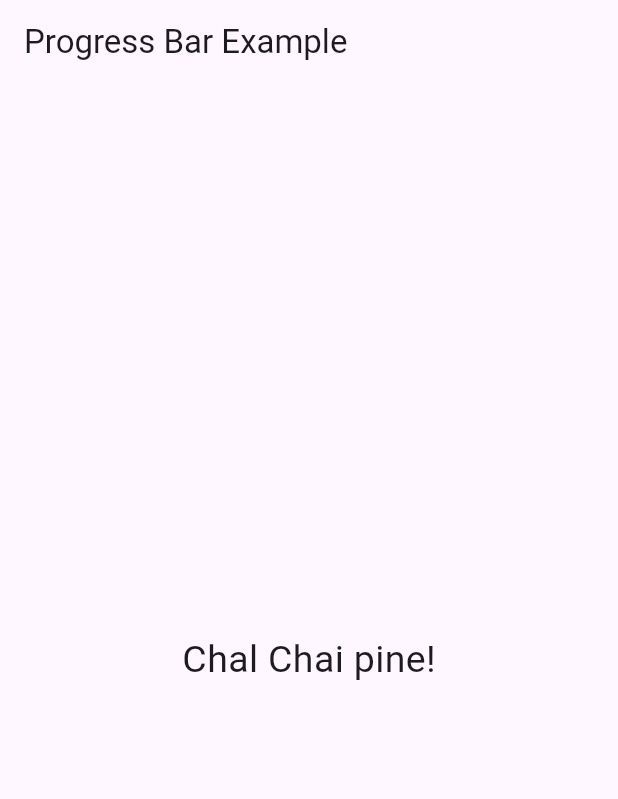
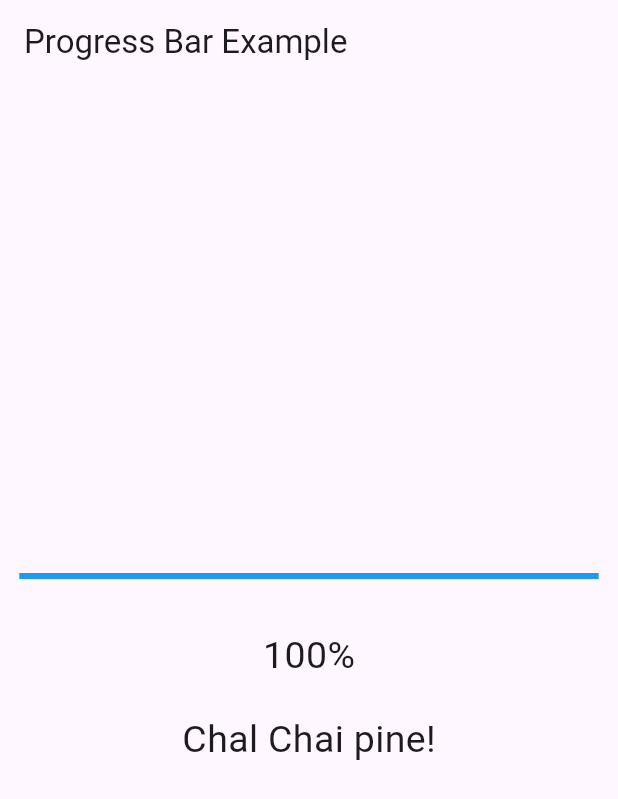
Before and after one commit to shiwani08/new_features, a Flutter app: the screen it shows after launch, on a phone screen of 412 x 824 dp. Shown: the top 799 px of the screen. Run offline on Flutter 3.47's test engine with Material 3 defaults, Android fonts, the light colour scheme and no system bars.

Commit message:
%bar added

```diff
--- a/lib/progressbar.dart
+++ b/lib/progressbar.dart
@@ -31,45 +31,60 @@ class ProgressBar extends StatelessWidget {
   }
 }
 
-class ProgressBarDemo extends StatelessWidget {
+class ProgressBarDemo extends StatefulWidget {
   const ProgressBarDemo({super.key});
 
   @override
+  _ProgressBarDemoState createState() => _ProgressBarDemoState();
+}
+
+class _ProgressBarDemoState extends State<ProgressBarDemo> {
+  double progress = 0.0; // Track progress percentage
+
+  @override
+  void initState() {
+    super.initState();
+    simulateProgress();
+  }
+
+  Future<void> simulateProgress() async {
+    for (int i = 0; i <= 100; i++) {
+      await Future.delayed(Duration(milliseconds: 50)); // Simulate work
+      setState(() {
+        progress = i / 100; // Update progress
+      });
+    }
+  }
+
+  @override
   Widget build(BuildContext context) {
-    return FutureBuilder(
-      future: simulateProgress(),
-      builder: (context, snapshot) {
-        if (snapshot.connectionState == ConnectionState.waiting) {
     return Column(
       mainAxisAlignment: MainAxisAlignment.center,
       children: [
         Padding(
           padding: const EdgeInsets.all(13.0),
           child: LinearProgressIndicator(
+            value: progress, // Set the progress value
             backgroundColor: Colors.grey,
             valueColor: AlwaysStoppedAnimation<Color>(Colors.blue),
           ),
         ),
         SizedBox(height: 20),
-              Text('Taiyaar hora hu bhai...',
+        Text(
+          '${(progress * 100).toStringAsFixed(0)}%', // Show percentage
           style: TextStyle(
             fontSize: 25,
-                ),),
+          ),
+        ),
+        SizedBox(height: 20),
+        if (progress >= 1.0) // Show completion message
+          Text(
+            'Chal Chai pine!',
+            style: TextStyle(
+              fontSize: 25,
+            ),
+          ),
       ],
     );
-        } else if (snapshot.connectionState == ConnectionState.done) {
-          return Text('Chal Chai pine!',
-          style: TextStyle(
-            fontSize: 25,
-          ),);
-        } else {
-          return Text('Code phatt gya');
-        }
-      },
-    );
-  }
-
-  Future<void> simulateProgress() async {
-    await Future.delayed(Duration(seconds: 3));
   }
 }
```
Lines whose indentation alone changed are shown as unchanged.
